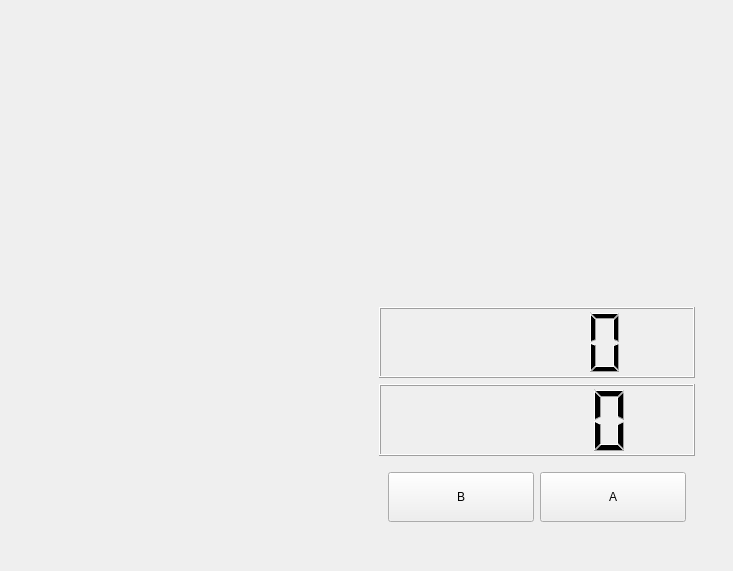
Old version of the form GUI.ui in the repository pico-pass/graph_maker.
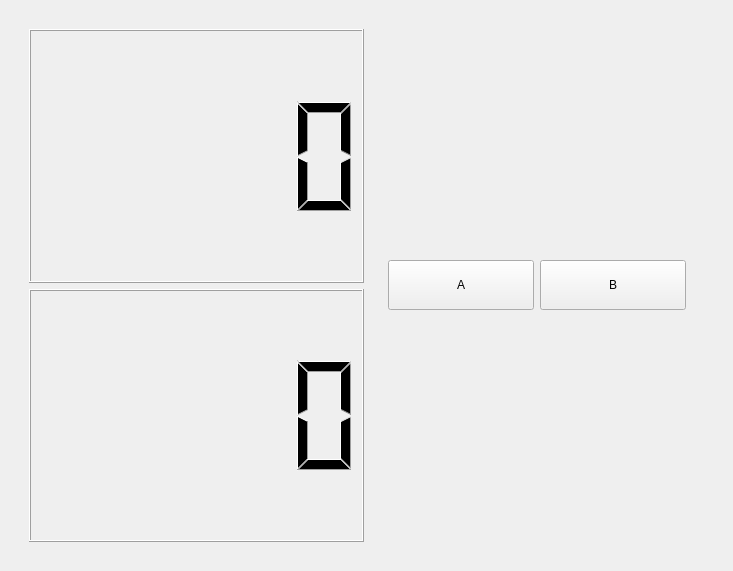
New version of the form.

The edit to the form file:
```diff
--- a/GUI.ui
+++ b/GUI.ui
@@ -18,48 +18,27 @@
     <widget class="QWidget" name="widget_3" native="true">
      <layout class="QVBoxLayout" name="verticalLayout_2">
       <item>
-       <widget class="QWidget" name="entire_widget" native="true">
-        <layout class="QHBoxLayout" name="horizontalLayout_3">
-         <item>
-          <layout class="QVBoxLayout" name="water_level"/>
-         </item>
-         <item>
-          <layout class="QVBoxLayout" name="water_turb"/>
-         </item>
-        </layout>
-       </widget>
+       <layout class="QVBoxLayout" name="big_brother"/>
       </item>
       <item>
        <widget class="QWidget" name="widget_4" native="true">
         <layout class="QHBoxLayout" name="horizontalLayout_2">
          <item>
-          <widget class="QWidget" name="both" native="true"/>
+          <layout class="QVBoxLayout" name="verticalLayout_3">
+           <item>
+            <widget class="QLCDNumber" name="water_display1"/>
+           </item>
+           <item>
+            <widget class="QLCDNumber" name="water_display2"/>
+           </item>
+          </layout>
          </item>
          <item>
           <widget class="QWidget" name="widget" native="true">
            <layout class="QVBoxLayout" name="verticalLayout">
-            <item>
-             <widget class="QLCDNumber" name="water_display"/>
-            </item>
-            <item>
-             <widget class="QLCDNumber" name="turb_display"/>
-            </item>
             <item>
              <widget class="QWidget" name="widget_2" native="true">
               <layout class="QHBoxLayout" name="horizontalLayout">
-               <item>
-                <widget class="QPushButton" name="B_btn">
-                 <property name="minimumSize">
-                  <size>
-                   <width>0</width>
-                   <height>50</height>
-                  </size>
-                 </property>
-                 <property name="text">
-                  <string>B</string>
-                 </property>
-                </widget>
-               </item>
                <item>
                 <widget class="QPushButton" name="A_btn">
                  <property name="minimumSize">
@@ -73,6 +52,19 @@
                  </property>
                 </widget>
                </item>
+               <item>
+                <widget class="QPushButton" name="b_btn">
+                 <property name="minimumSize">
+                  <size>
+                   <width>0</width>
+                   <height>50</height>
+                  </size>
+                 </property>
+                 <property name="text">
+                  <string>B</string>
+                 </property>
+                </widget>
+               </item>
               </layout>
              </widget>
             </item>
```
